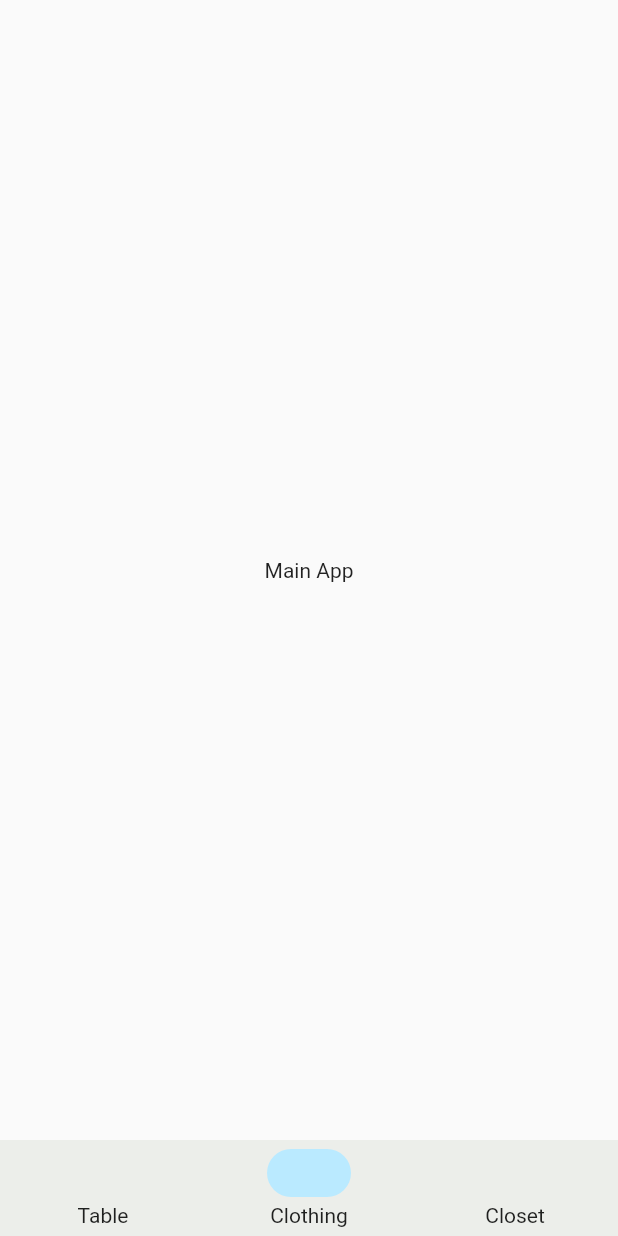
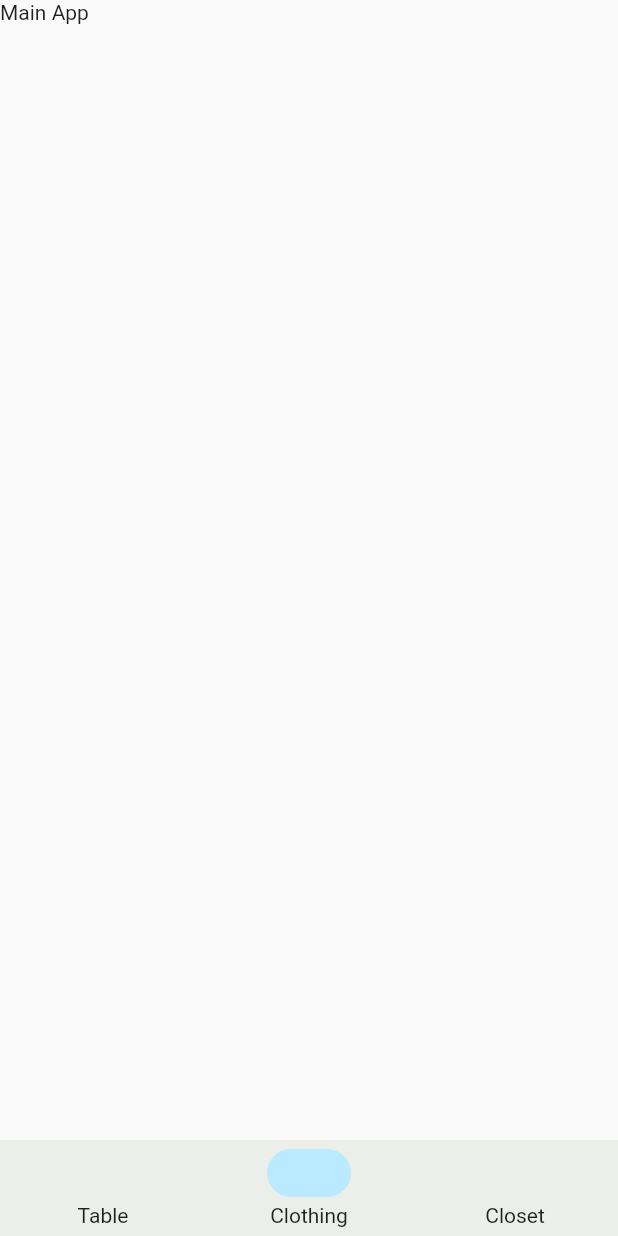
Before and after one commit to devnamme/refind, a Flutter app: the screen it shows after launch, on a phone screen of 412 x 824 dp. Run offline on Flutter 3.47's test engine with Material 2 defaults, Android fonts, the light colour scheme and no system bars; our stand-ins replace google_fonts.

Commit message:
change main app children

```diff
--- a/lib/screens/main_app.dart
+++ b/lib/screens/main_app.dart
@@ -41,9 +41,12 @@
   @override
   Widget build(BuildContext context) {
     return Scaffold(
-      body: const Center(
-        child: Text(
-          'Main App',
+      body: SingleChildScrollView(
+        child: Column(
+          crossAxisAlignment: CrossAxisAlignment.center,
+          children: [
+            Text('Main App'),
+          ],
         ),
       ),
       bottomNavigationBar: Container(
```
